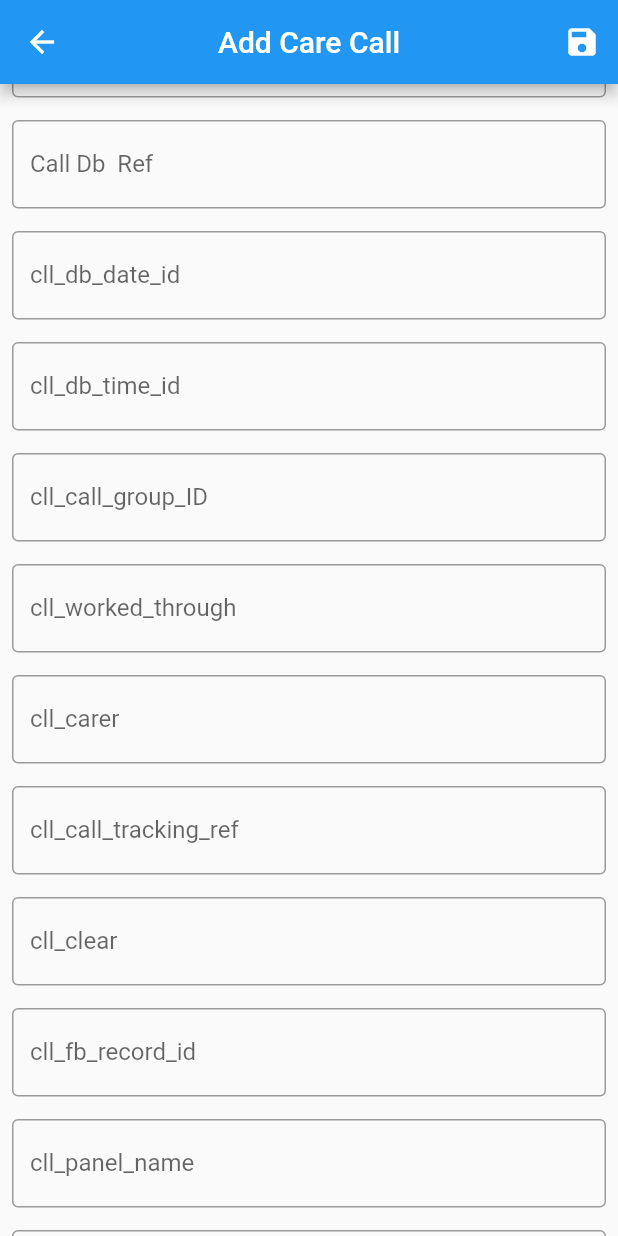
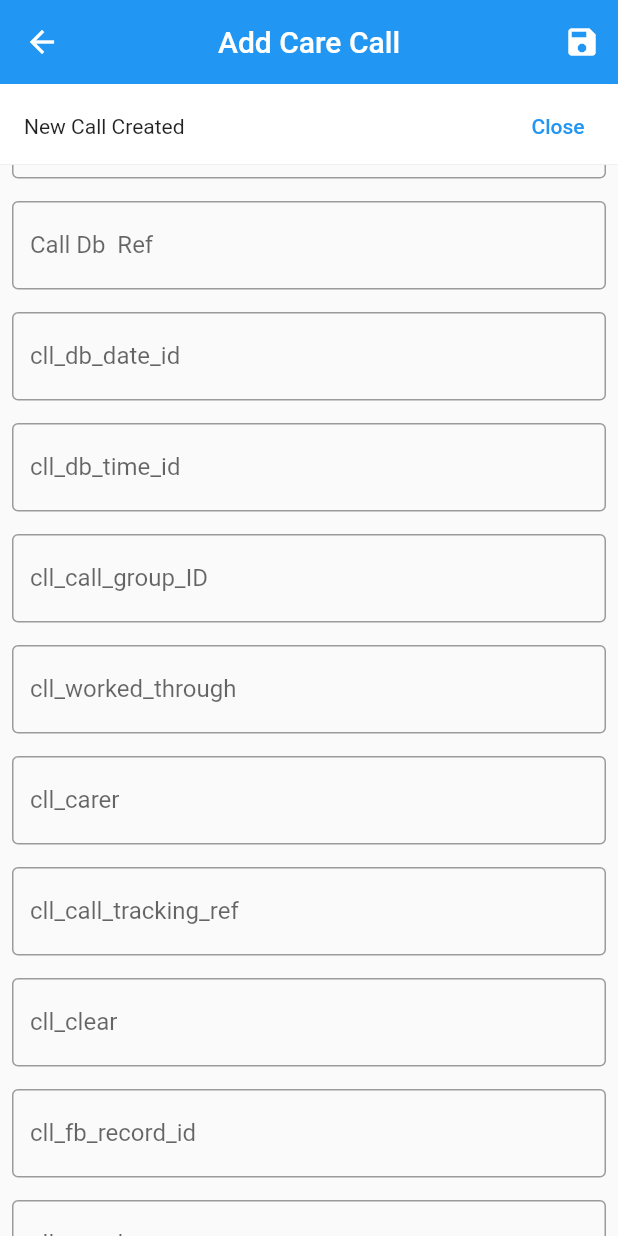
Before and after one commit to de-ansh/Call_data, a Flutter app: the AddCallPage screen opened directly, scrolled down 576 dp, after a tap on the "save" icon, on a phone screen of 412 x 824 dp. Run offline on Flutter 3.47's test engine with Material 2 defaults, Android fonts, the phone set to English and light mode, and no system bars; our stand-ins replace auto_size_text, device_info_plus, drift, just_audio, qr_flutter, socket_io_client and 1 more; missing offline and left inert: audio_session, couchdb_dart, just_audio_web, usb_serial; accounts and stored records are empty; generated files the repository leaves out were written again; network calls fail.

Commit message:
drift database

```diff
--- a/lib/view/add_call.dart
+++ b/lib/view/add_call.dart
@@ -1,7 +1,9 @@
+import 'package:arquella_hub/model/db/appdb.dart';
 import 'package:arquella_hub/view/widgets/custem_text_form_field.dart';
 import 'package:arquella_hub/view/widgets/custom_date_picker_form_field.dart';
 import 'package:flutter/material.dart';
 import 'package:intl/intl.dart';
+import 'package:drift/drift.dart' as drift;
 
 class AddCallPage extends StatefulWidget {
   const AddCallPage({super.key});
@@ -11,6 +13,8 @@ class AddCallPage extends StatefulWidget {
 }
 
 class _AddCallPageState extends State<AddCallPage> {
+  late AppDb _db;
+
   final TextEditingController _siteIdController = TextEditingController();
   final TextEditingController _callDurationController = TextEditingController();
   final TextEditingController _cll_roomController = TextEditingController();
@@ -47,17 +51,68 @@ class _AddCallPageState extends State<AddCallPage> {
   final TextEditingController careHome_id_Controller = TextEditingController();
   final TextEditingController created_at_controller = TextEditingController();
   final TextEditingController updated_at_controller = TextEditingController();
-  DateTime? created_at;
-  DateTime? updated_at;
   DateTime? _callstrtDate;
   DateTime? _callendDate;
+
+  @override
+  void initState() {
+    super.initState();
+
+    _db = AppDb();
+  }
+
   @override
   Widget build(BuildContext context) {
     return Scaffold(
       appBar: AppBar(
         title: const Text("Add Care Call"),
         centerTitle: true,
-        actions: [IconButton(onPressed: () {}, icon: Icon(Icons.save))],
+        actions: [
+          IconButton(
+              onPressed: () {
+                final entity = CallTableCompanion(
+                  site_Id: drift.Value(_siteIdController.text),
+                  cll_start_date: drift.Value(DateTime.now()),
+                  cll_end_date: drift.Value(DateTime.now()),
+                  cll_duration: drift.Value(_callDurationController.text),
+                  cll_room: drift.Value(_cll_roomController.text),
+                  cll_type: drift.Value(cll_typeController.text),
+                  cll_zone: drift.Value(cll_zoneController.text),
+                  cll_unit_ID: drift.Value(_cll_unit_ID_Controller.text),
+                  cll_db_ref_id: drift.Value(cll_db_ref_id_controller.text),
+                  cll_db_date_id: drift.Value(cll_db_date_id_Controller.text),
+                  cll_db_time_id: drift.Value(cll_db_time_id_Controller.text),
+                  cll_call_group_ID:
+                      drift.Value(cll_call_group_ID_controller.text),
+                  cll_worked_through:
+                      drift.Value(cll_worked_through_Controller.text),
+                  cll_carer: drift.Value(cll_carer_Controller.text),
+                  cll_call_tracking_ref:
+                      drift.Value(cll_call_tracking_ref_controller.text),
+                  cll_clear: drift.Value(cll_clear_controller.text),
+                  cll_fb_record_id:
+                      drift.Value(cll_fb_record_id_Controller.text),
+                  cll_journey_ref: drift.Value(cll_journey_ref_controller.text),
+                  cll_panel_name: drift.Value(cll_panel_name_Controller.text),
+                  careHome_id: drift.Value(careHome_id_Controller.text),
+                  cll_caregroup: drift.Value(cll_caregroup_controller.text),
+                  cll_carehome: drift.Value(cll_carehome_controller.text),
+                );
+                _db.insertCall(entity).then(
+                    (value) => ScaffoldMessenger.of(context).showMaterialBanner(
+                          MaterialBanner(
+                            content: Text("New Call Created"),
+                            actions: [
+                              TextButton(
+                                  onPressed: () => ScaffoldMessenger.of(context)
+                                      .hideCurrentMaterialBanner(),
+                                  child: Text("Close"))
+                            ],
+                          ),
+                        ));
+              },
+              icon: Icon(Icons.save))
+        ],
       ),
       body: SingleChildScrollView(
         padding: const EdgeInsets.all(8),
@@ -79,7 +134,7 @@ class _AddCallPageState extends State<AddCallPage> {
             ),
             CustomDatePicker(
                 controller: _callendDateController,
-                txtLabel: 'Birth Date',
+                txtLabel: 'Call End Date',
                 callback: () {
                   pickCallEndDate(context);
                 }),
@@ -188,75 +243,10 @@ class _AddCallPageState extends State<AddCallPage> {
             const SizedBox(
               height: 15,
             ),
-            CustomDatePicker(
-                controller: updated_at_controller,
-                txtLabel: "updated_at",
-                callback: () {
-                  pickupdatedAtDate(context);
-                }),
-            const SizedBox(
-              height: 15,
-            ),
-            CustomDatePicker(
-                controller: created_at_controller,
-                txtLabel: "createdAt",
-                callback: () {
-                  pickcreatedAtDate(context);
-                })
           ],
         ),
       ),
     );
-  }
-
-  Future<void> pickcreatedAtDate(BuildContext context) async {
-    final initialDate = DateTime.now();
-    final newDate = await showDatePicker(
-        context: context,
-        initialDate: _callstrtDate ?? initialDate,
-        firstDate: DateTime(DateTime.now().year - 100),
-        lastDate: DateTime(DateTime.now().year + 1),
-        builder: (context, child) => Theme(
-              data: ThemeData().copyWith(
-                  colorScheme: const ColorScheme.light(
-                      primary: Colors.pink,
-                      onPrimary: Colors.white,
-                      onSurface: Colors.black)),
-              child: child ?? const Text(''),
-            ));
-    if (newDate == null) {
-      return;
-    }
-    setState(() {
-      _callstrtDate = newDate;
-      String cllsrtdate = DateFormat('dd/MM/yyyy').format(newDate);
-      _callStartDateController.text = cllsrtdate;
-    });
-  }
-
-  Future<void> pickupdatedAtDate(BuildContext context) async {
-    final initialDate = DateTime.now();
-    final newDate = await showDatePicker(
-        context: context,
-        initialDate: _callstrtDate ?? initialDate,
-        firstDate: DateTime(DateTime.now().year - 100),
-        lastDate: DateTime(DateTime.now().year + 1),
-        builder: (context, child) => Theme(
-              data: ThemeData().copyWith(
-                  colorScheme: const ColorScheme.light(
-                      primary: Colors.pink,
-                      onPrimary: Colors.white,
-                      onSurface: Colors.black)),
-              child: child ?? const Text(''),
-            ));
-    if (newDate == null) {
-      return;
-    }
-    setState(() {
-      _callstrtDate = newDate;
-      String cllsrtdate = DateFormat('dd/MM/yyyy').format(newDate);
-      _callStartDateController.text = cllsrtdate;
-    });
   }
 
   Future<void> pickcallStartDate(BuildContext context) async {
```
Also changed, not shown: lib/data/database/call_database.dart (added, +15 -0 lines), lib/interface/socket.dart (+13 -0 lines), lib/model/entity/calldata_entity.dart (+7 -8 lines), lib/model/db/appdb.g.dart.
